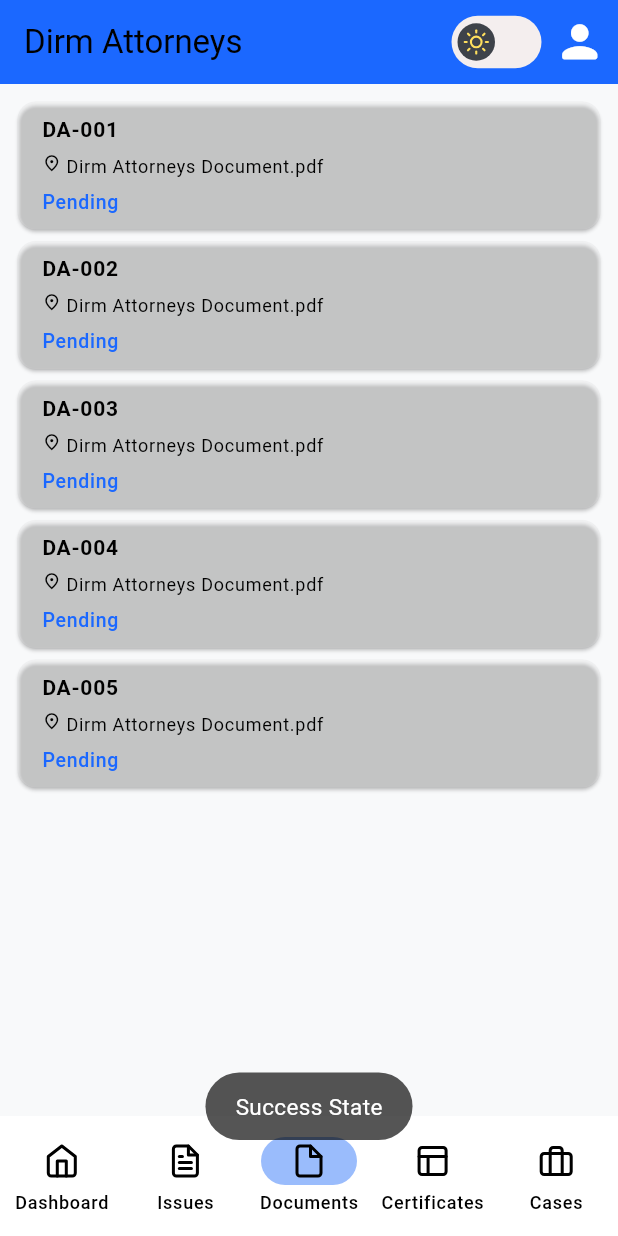
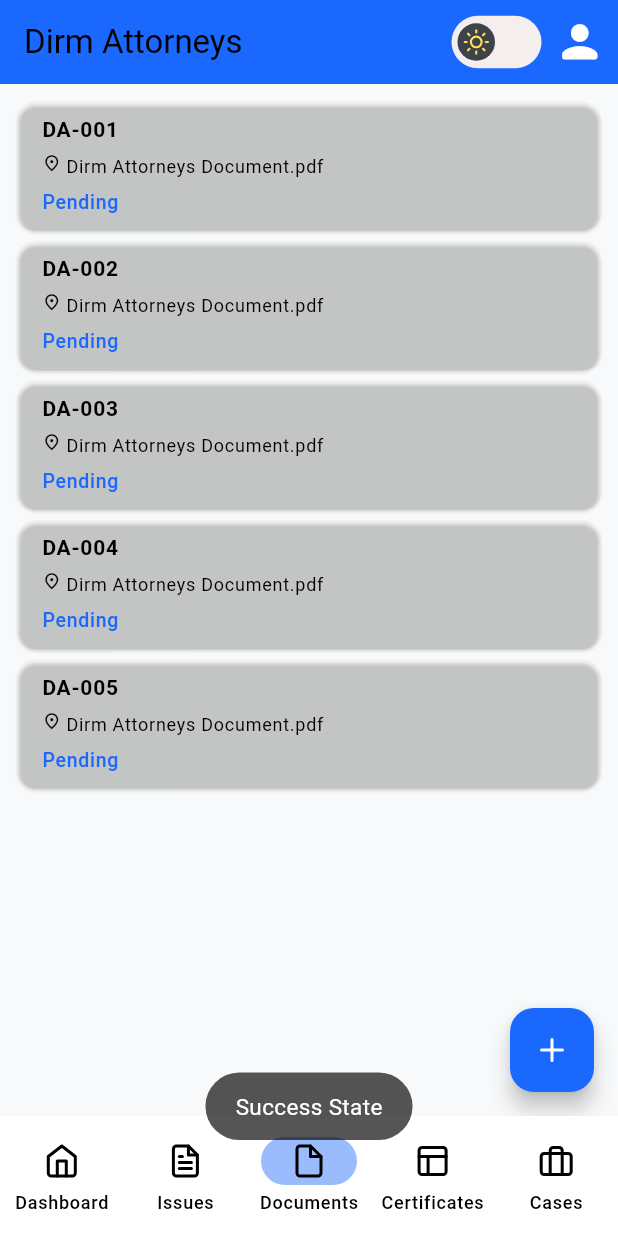
Before and after one commit to infinite-dev22/law_mobile_app, a Flutter app: the screen it shows after launch, item 3 of the bottom bar chosen, on a phone screen of 412 x 824 dp. Run offline on Flutter 3.47's test engine with Material 3 defaults, Android fonts, the phone set to English and light mode, and no system bars; drawn by our look-alikes of flutter_switch; our stand-ins replace awesome_extensions, bloc, equatable, flutter_bloc, flutter_feather_icons, toast.

```diff
--- a/lib/legal_documents/presentation/pages/legal_documents_page.dart
+++ b/lib/legal_documents/presentation/pages/legal_documents_page.dart
@@ -1,5 +1,6 @@
 import 'package:flutter/material.dart';
 import 'package:flutter_bloc/flutter_bloc.dart';
+import 'package:flutter_feather_icons/flutter_feather_icons.dart';
 import 'package:toast/toast.dart';
 
 import '../../../Global/Variables/colors.dart';
@@ -16,7 +17,21 @@ class LegalDocumentsPage extends StatelessWidget {
   Widget build(BuildContext context) {
     ToastContext().init(context);
 
-    return BlocConsumer<LegalDocumentsPageBloc, LegalDocumentsPageState>(
+    return Scaffold(
+      floatingActionButton: FloatingActionButton(
+        child: const Icon(FeatherIcons.plus),
+        onPressed: () {
+          showModalBottomSheet(
+            context: context,
+            builder: (context) {
+              return const Center(
+                child: Text("Documents Form here"),
+              );
+            },
+          );
+        },
+      ),
+      body: BlocConsumer<LegalDocumentsPageBloc, LegalDocumentsPageState>(
         builder: (context, state) {
           if (state.status.isInitial) {
             context.read<LegalDocumentsPageBloc>().add(LoadLegalDocumentsEvent());
@@ -50,6 +65,7 @@ class LegalDocumentsPage extends StatelessWidget {
                 duration: Toast.lengthShort, gravity: Toast.bottom);
           }
         },
+      ),
     );
   }
 }
```
Lines whose indentation alone changed are shown as unchanged.
